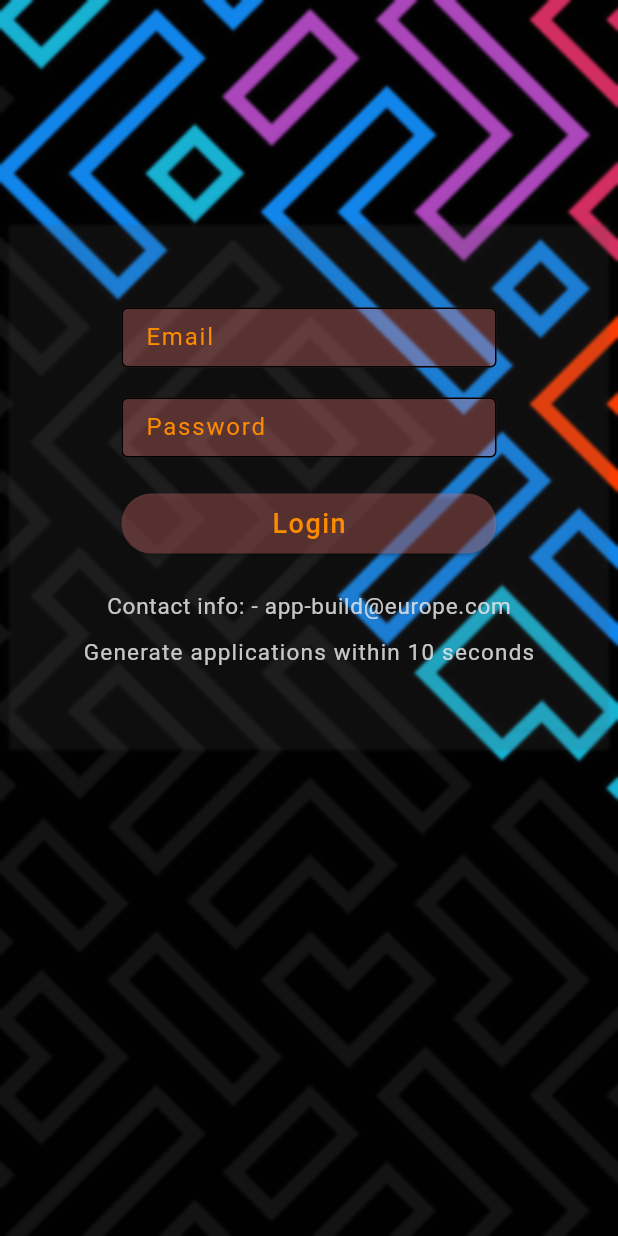
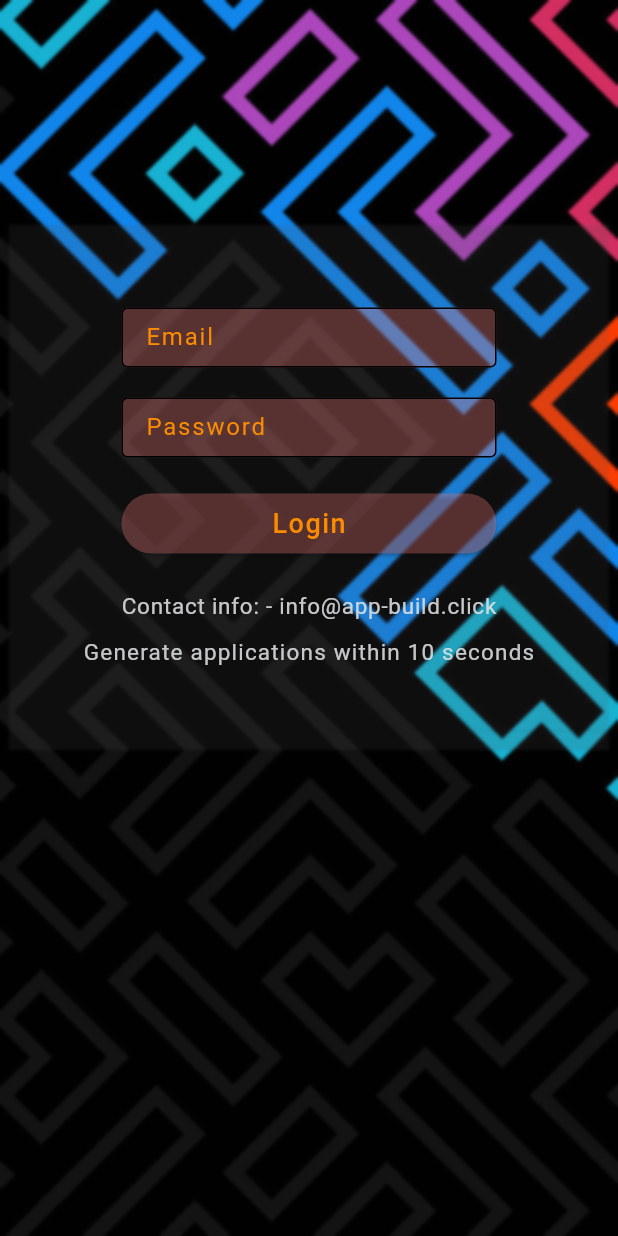
Before and after one commit to jabaere/enfappbuilder, a Flutter app: the screen it shows after launch, on a phone screen of 412 x 824 dp. Run offline on Flutter 3.47's test engine with Material 3 defaults, Android fonts, the phone set to English and light mode, and no system bars; our stand-ins replace firebase_analytics, firebase_auth, firebase_core, localstorage, quickalert; missing offline and left inert: dart:html, docx_template, syncfusion_flutter_pdf, universal_html; accounts and stored records are empty.

Commit message:
update email

```diff
--- a/lib/screens/login_screen.dart
+++ b/lib/screens/login_screen.dart
@@ -130,7 +130,7 @@ class LoginScreenState extends State<LoginScreen> {
                           ),
                           const SizedBox(height: 20),
                           Text(
-                            'Contact info: - app-build@europe.com',
+                            'Contact info: - info@app-build.click',
                             style: TextStyle(
                                 color: heplerTextColor,
                                 letterSpacing: 0.5,
```
